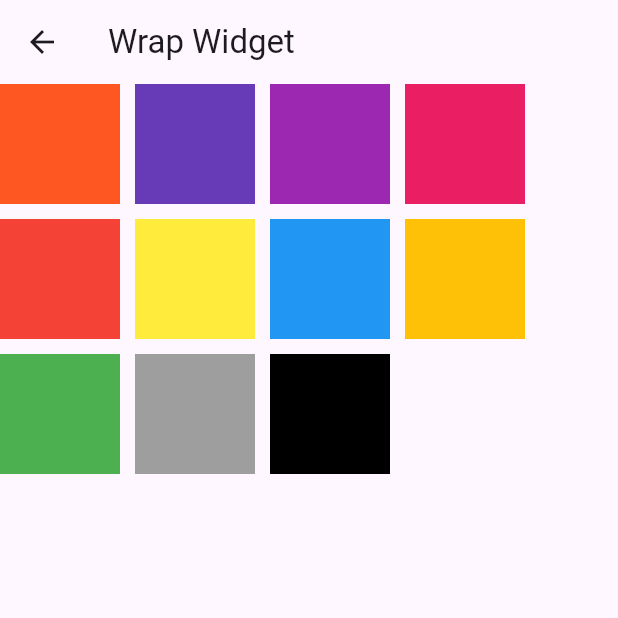
After one commit to sumitjr3/widgets_flutter, a Flutter app: the wrapWidgetView screen opened by its route, on a phone screen of 412 x 824 dp, the top half of it. The commit adds this screen. Run offline on Flutter 3.47's test engine with Material 3 defaults, Android fonts, the phone set to English and light mode, and no system bars.

Commit message:
wrap widget added

```diff
--- a/lib/constants/routes.dart
+++ b/lib/constants/routes.dart
@@ -9,6 +9,7 @@ import 'package:widgets_flutter/views/popupMenuView.dart';
 import 'package:widgets_flutter/views/TabBar/tabBarView.dart';
 import 'package:widgets_flutter/views/richText.dart';
 import 'package:widgets_flutter/views/textfield.dart';
+import 'package:widgets_flutter/views/wrapWidget.dart';
 
 const mainActivityRoute = '/main/';
 const ContainerRoute = '/container/';
@@ -32,3 +33,4 @@ const dialogRoute = '/dialog/';
 const gestureDetectorViewRoute = '/gesture detector/';
 const gridViewRoute = '/grid/';
 const richTextViewRoute = '/rich text/';
+const wrapWidgetViewRoute = '/wrap widget/';
--- a/lib/main.dart
+++ b/lib/main.dart
@@ -99,6 +99,7 @@ import 'package:widgets_flutter/views/popupMenuView.dart';
 import 'package:widgets_flutter/views/TabBar/tabBarView.dart';
 import 'package:widgets_flutter/views/richText.dart';
 import 'package:widgets_flutter/views/textfield.dart';
+import 'package:widgets_flutter/views/wrapWidget.dart';
 
 void main() async {
   WidgetsFlutterBinding.ensureInitialized();
@@ -132,6 +133,7 @@ void main() async {
       gestureDetectorViewRoute: (context) => const gestureDetectorView(),
       gridViewRoute: (context) => const gridView(),
       richTextViewRoute: (context) => const rich_text_view(),
+      wrapWidgetViewRoute: (context) => const wrapWidgetView(),
     },
   ));
 }
@@ -177,7 +179,6 @@ class _HomePageState extends State<HomePage> {
     'Page View',
     'ClipPath',
     'ClipRect',
-    'CustomPaint',
     'RichText',
     'SliverAppBar and SliverList'
   ];
@@ -241,6 +242,9 @@ class _HomePageState extends State<HomePage> {
               if (item[index] == 'RichText') {
                 Navigator.of(context).pushNamed(richTextViewRoute);
               }
+              if (item[index] == 'Wrap') {
+                Navigator.of(context).pushNamed(wrapWidgetViewRoute);
+              }
             },
           );
         },
--- a/lib/views/dialog.dart
+++ b/lib/views/dialog.dart
@@ -68,7 +68,8 @@ class _dialogViewState extends State<dialogView> {
                           child: const Text('close'),
                         ),
                       ],
-                          ));
+                    ),
+                  );
                 },
                 child: const Text(
                   'Simple dialog',
--- a/lib/views/listView.dart
+++ b/lib/views/listView.dart
@@ -42,6 +42,7 @@ class _ListViewActivityState extends State<ListViewActivity> {
             height: 10,
           ),
         ],
-        ));
+      ),
+    );
   }
 }
--- /dev/null
+++ b/lib/views/wrapWidget.dart
@@ -0,0 +1,81 @@
+import 'package:flutter/material.dart';
+
+class wrapWidgetView extends StatefulWidget {
+  const wrapWidgetView({super.key});
+
+  @override
+  State<wrapWidgetView> createState() => _wrapWidgetViewState();
+}
+
+class _wrapWidgetViewState extends State<wrapWidgetView> {
+  @override
+  Widget build(BuildContext context) {
+    return Scaffold(
+      appBar: AppBar(title: const Text('Wrap Widget')),
+      body: Wrap(
+        //to make it scrollable we can use SingleChildScrollView instead of Wrap widget
+        direction: Axis.horizontal,
+        spacing: 10, //horizontal spacing between childrens
+        runSpacing: 10, //vertical spacing
+        // try (alignment: WrapAlignment.methods) for different placing formats
+        children: [
+          Container(
+            width: 80,
+            height: 80,
+            color: Colors.deepOrange,
+          ),
+          Container(
+            width: 80,
+            height: 80,
+            color: Colors.deepPurple,
+          ),
+          Container(
+            width: 80,
+            height: 80,
+            color: Colors.purple,
+          ),
+          Container(
+            width: 80,
+            height: 80,
+            color: Colors.pink,
+          ),
+          Container(
+            width: 80,
+            height: 80,
+            color: Colors.red,
+          ),
+          Container(
+            width: 80,
+            height: 80,
+            color: Colors.yellow,
+          ),
+          Container(
+            width: 80,
+            height: 80,
+            color: Colors.blue,
+          ),
+          Container(
+            width: 80,
+            height: 80,
+            color: Colors.amber,
+          ),
+          Container(
+            width: 80,
+            height: 80,
+            color: Colors.green,
+          ),
+          Container(
+            width: 80,
+            height: 80,
+            color: Colors.grey,
+          ),
+          Container(
+            width: 80,
+            height: 80,
+            color: Colors.black,
+          ),
+        ],
+      ),
+    );
+  }
+}
```
Lines whose indentation alone changed are shown as unchanged.
